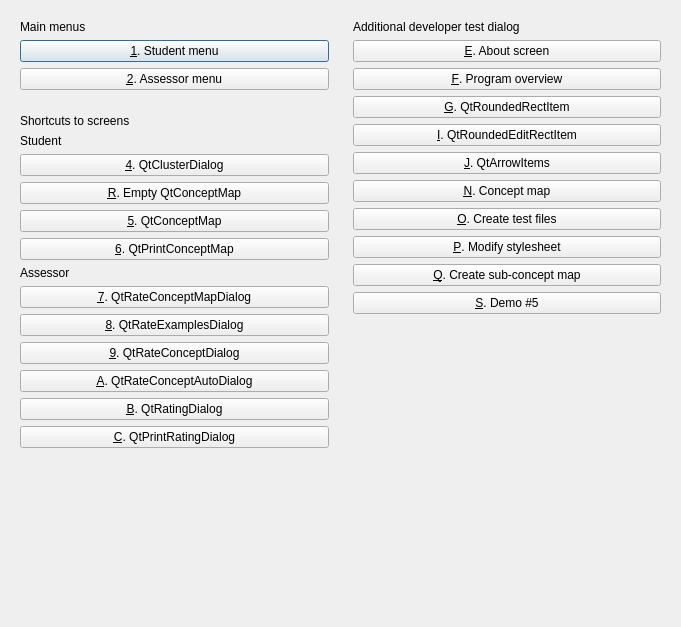
Above: qtbrainweavermenudialog.ui from richelbilderbeek/BrainWeaver before the change. Below: the same form after it.
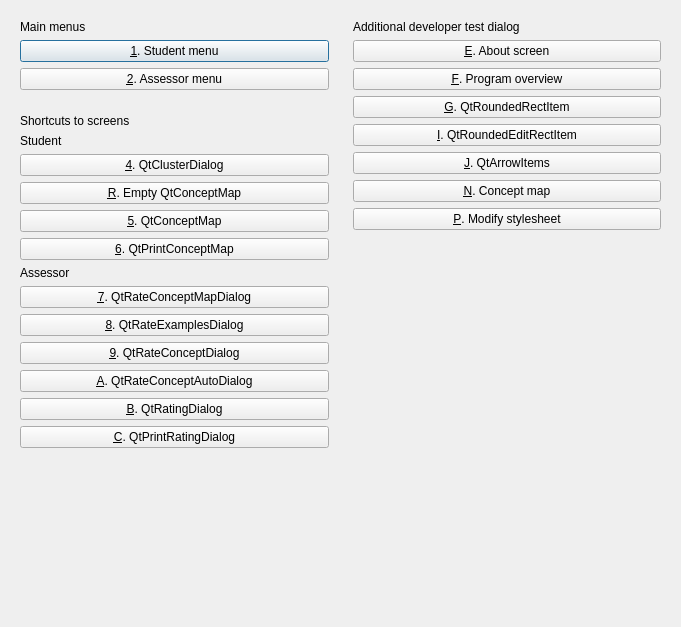
That is the form after the change. Icons and pictures are not drawn.

```diff
--- a/qtbrainweavermenudialog.ui
+++ b/qtbrainweavermenudialog.ui
@@ -109,13 +109,6 @@
         </property>
        </widget>
       </item>
-      <item>
-       <widget class="QPushButton" name="button_create_test_files">
-        <property name="text">
-         <string>&amp;O. Create test files</string>
-        </property>
-       </widget>
-      </item>
       <item>
        <widget class="QPushButton" name="button_modify_stylesheet">
         <property name="text">
@@ -123,26 +116,6 @@
         </property>
        </widget>
       </item>
-      <item>
-       <widget class="QPushButton" name="button_test_create_sub_concept_map">
-        <property name="enabled">
-         <bool>true</bool>
-        </property>
-        <property name="text">
-         <string>&amp;Q. Create sub-concept map</string>
-        </property>
-       </widget>
-      </item>
-      <item>
-       <widget class="QPushButton" name="button_demo_5">
-        <property name="toolTip">
-         <string>Demonstrate Issue #5</string>
-        </property>
-        <property name="text">
-         <string>&amp;S. Demo #5</string>
-        </property>
-       </widget>
-      </item>
       <item>
        <spacer name="verticalSpacer_2">
         <property name="orientation">
```
Left out of the diff: 1 changed line with no effect on the pictures.
